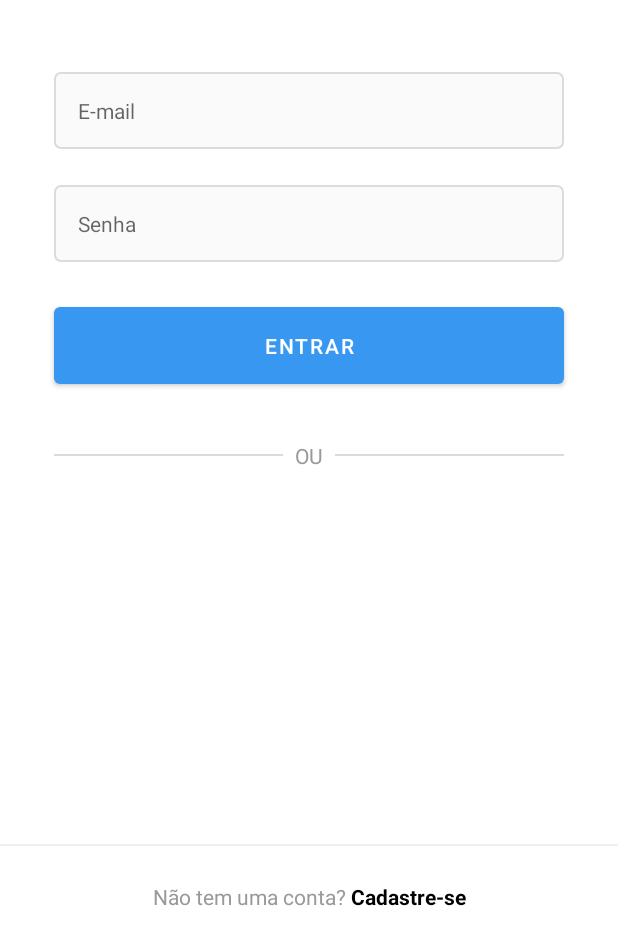
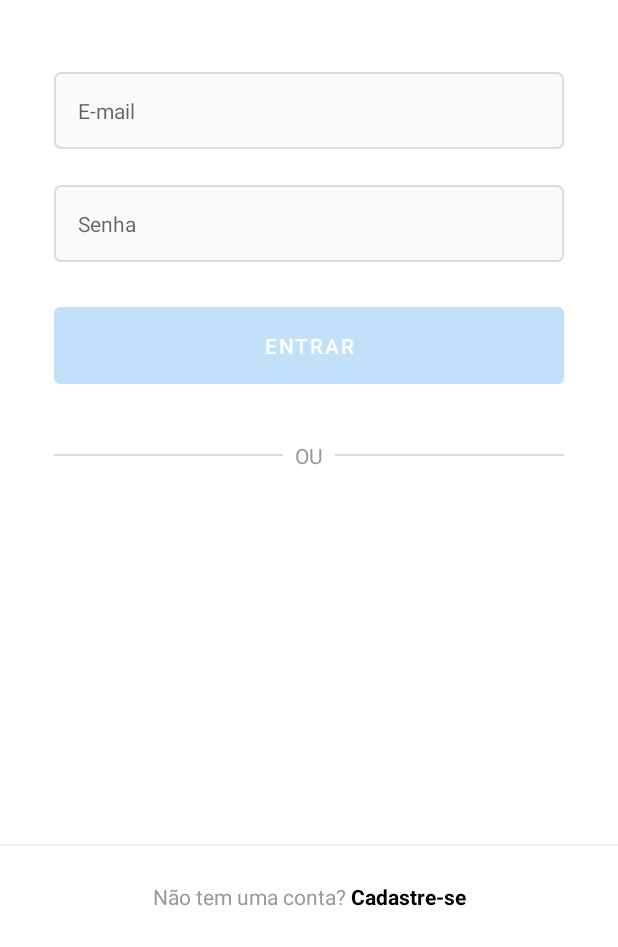
Before and after one commit to vinnamaral/Instagram, an Android app: the layout activity_login.xml on its own in the app's theme, with its tools: preview values and no code run, on a phone screen of 412 x 824 dp, the part 289-1236 px from its top. Run offline under Robolectric (Android 15) with nearby library versions, the phone set to English and light mode, and no system bars.

Commit message:
criacao de componente para button

```diff
--- /dev/null
+++ b/app/src/main/java/co/tiagoaguiar/course/instagram/login/view/LoadingButton.kt
@@ -0,0 +1,64 @@
+package co.tiagoaguiar.course.instagram.login.view
+
+import android.content.Context
+import android.util.AttributeSet
+import android.view.LayoutInflater
+import android.view.View
+import android.widget.Button
+import android.widget.FrameLayout
+import android.widget.ProgressBar
+import co.tiagoaguiar.course.instagram.R
+
+class LoadingButton : FrameLayout {
+
+    private lateinit var button: Button
+    private lateinit var progress: ProgressBar
+    private var text: String? = null
+
+    constructor(context: Context) : super(context)
+
+    constructor(context: Context, attrs: AttributeSet?) : super(context, attrs) {
+        setup(context, attrs)
+    }
+
+    constructor(context: Context, attrs: AttributeSet?, defStyleAttr: Int) : super(context, attrs, defStyleAttr) {
+        setup(context, attrs)
+    }
+
+    private fun setup(context: Context, attrs: AttributeSet?) {
+        val inflater: LayoutInflater = context.getSystemService(Context.LAYOUT_INFLATER_SERVICE) as LayoutInflater
+        inflater.inflate(R.layout.button_loading, this)
+
+        val typedArray = context.obtainStyledAttributes(attrs, R.styleable.LoadingButton, 0, 0)
+        text = typedArray.getString(R.styleable.LoadingButton_text)
+
+        button = getChildAt(0) as Button
+        progress = getChildAt(1) as ProgressBar
+
+        button.text = text
+        button.isEnabled = false
+
+        typedArray.recycle()
+    }
+
+    override fun setEnabled(enabled: Boolean) {
+        super.setEnabled(enabled)
+        button.isEnabled = enabled
+    }
+
+    override fun setOnClickListener(l: OnClickListener?) {
+        button.setOnClickListener(l)
+    }
+
+    public fun showProgress(enabled: Boolean) {
+        if (enabled) {
+            button.text = ""
+            button.isEnabled = false
+            progress.visibility = View.VISIBLE
+        } else {
+            button.text = text
+            button.isEnabled = true
+            progress.visibility = View.GONE
+        }
+    }
+}
--- a/app/src/main/res/layout/activity_login.xml
+++ b/app/src/main/res/layout/activity_login.xml
@@ -9,11 +9,11 @@
     <ScrollView
         android:layout_width="match_parent"
         android:layout_height="wrap_content"
+        app:layout_constraintBottom_toBottomOf="parent"
         app:layout_constraintEnd_toEndOf="parent"
         app:layout_constraintStart_toStartOf="parent"
         app:layout_constraintTop_toTopOf="parent"
-        app:layout_constraintBottom_toBottomOf="parent"
-        app:layout_constraintVertical_bias="0.3" >
+        app:layout_constraintVertical_bias="0.3">
 
         <LinearLayout
             android:layout_width="match_parent"
@@ -41,6 +41,7 @@
                     android:autofillHints="@null" />
             </com.google.android.material.textfield.TextInputLayout>
 
+
             <com.google.android.material.textfield.TextInputLayout
                 android:id="@+id/login_edit_password_input"
                 style="@style/Theme.Instagram.FormEditTextInput"
@@ -54,10 +55,11 @@
                     android:autofillHints="@null" />
             </com.google.android.material.textfield.TextInputLayout>
 
-        <Button
+            <co.tiagoaguiar.course.instagram.login.view.LoadingButton
                 android:id="@+id/login_btn_enter"
-            style="@style/Theme.Instagram.Button"
-            android:text="@string/enter" />
+                android:layout_width="match_parent"
+                android:layout_height="wrap_content"
+                app:text="@string/enter" />
 
             <FrameLayout
                 style="@style/Theme.Instagram.FormContainer"
--- /dev/null
+++ b/app/src/main/res/layout/button_loading.xml
@@ -0,0 +1,19 @@
+<?xml version="1.0" encoding="utf-8"?>
+<merge xmlns:android="http://schemas.android.com/apk/res/android"
+    android:layout_width="match_parent"
+    android:layout_height="wrap_content"
+    xmlns:tools="http://schemas.android.com/tools">
+
+    <Button style="@style/Theme.Instagram.Button" />
+
+    <ProgressBar
+        android:layout_width="32dp"
+        android:layout_height="32dp"
+        android:layout_gravity="center_horizontal"
+        android:elevation="2dp"
+        android:indeterminateTint="@color/white"
+        android:visibility="gone"
+        tools:visibility="visible"
+        android:layout_marginTop="16dp" />
+
+</merge>
```
Also changed, not shown: app/src/main/java/co/tiagoaguiar/course/instagram/login/view/LoginActivity.kt (+41 -2 lines), app/src/main/res/values/attrs.xml (added, +8 -0 lines). Lines whose indentation alone changed are shown as unchanged.
